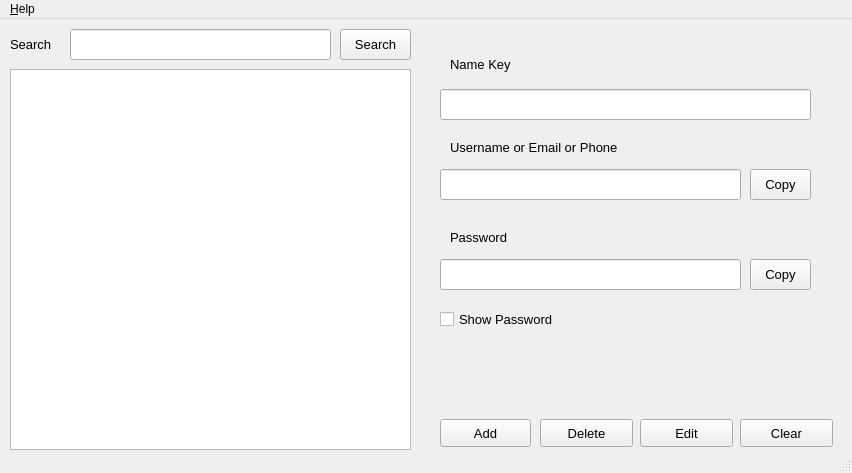
GkungZ01/KeyLocker, file ui/main.ui: the form before one commit.
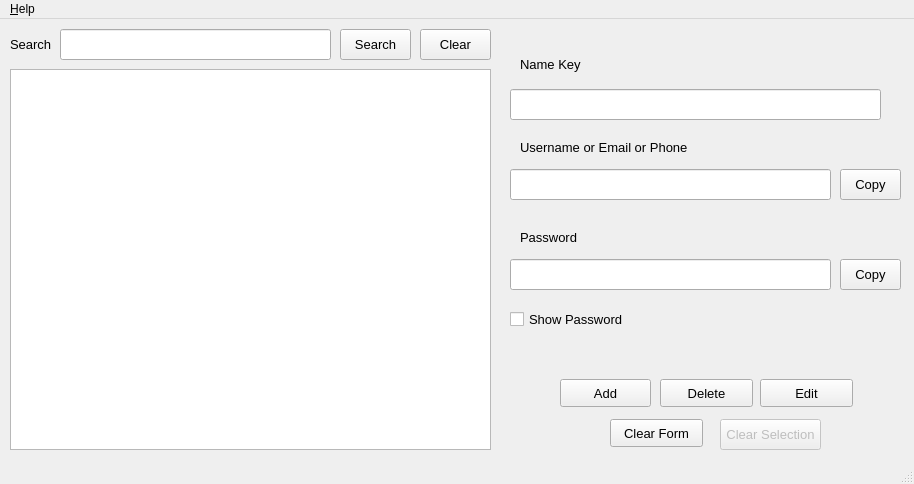
The form after the commit. Icons and pictures are not drawn.

```diff
--- a/ui/main.ui
+++ b/ui/main.ui
@@ -9,10 +9,16 @@
    <rect>
     <x>0</x>
     <y>0</y>
-    <width>852</width>
-    <height>473</height>
+    <width>914</width>
+    <height>484</height>
    </rect>
   </property>
+  <property name="sizePolicy">
+   <sizepolicy hsizetype="Fixed" vsizetype="Fixed">
+    <horstretch>0</horstretch>
+    <verstretch>0</verstretch>
+   </sizepolicy>
+  </property>
   <property name="cursor">
    <cursorShape>ArrowCursor</cursorShape>
   </property>
@@ -32,7 +38,7 @@
      <rect>
       <x>10</x>
       <y>50</y>
-      <width>401</width>
+      <width>481</width>
       <height>381</height>
      </rect>
     </property>
@@ -43,7 +49,7 @@
    <widget class="QLabel" name="label">
     <property name="geometry">
      <rect>
-      <x>450</x>
+      <x>520</x>
       <y>120</y>
       <width>221</width>
       <height>16</height>
@@ -61,7 +67,7 @@
    <widget class="QPushButton" name="btnCopyU">
     <property name="geometry">
      <rect>
-      <x>750</x>
+      <x>840</x>
       <y>150</y>
       <width>61</width>
       <height>31</height>
@@ -79,7 +85,7 @@
    <widget class="QPushButton" name="btnCopyP">
     <property name="geometry">
      <rect>
-      <x>750</x>
+      <x>840</x>
       <y>240</y>
       <width>61</width>
       <height>31</height>
@@ -97,7 +103,7 @@
    <widget class="QLabel" name="label_2">
     <property name="geometry">
      <rect>
-      <x>450</x>
+      <x>520</x>
       <y>210</y>
       <width>71</width>
       <height>16</height>
@@ -115,8 +121,8 @@
    <widget class="QPushButton" name="btnAdd">
     <property name="geometry">
      <rect>
-      <x>440</x>
-      <y>400</y>
+      <x>560</x>
+      <y>360</y>
       <width>91</width>
       <height>28</height>
      </rect>
@@ -133,8 +139,8 @@
    <widget class="QPushButton" name="btnDelete">
     <property name="geometry">
      <rect>
-      <x>540</x>
-      <y>400</y>
+      <x>660</x>
+      <y>360</y>
       <width>93</width>
       <height>28</height>
      </rect>
@@ -151,8 +157,8 @@
    <widget class="QPushButton" name="btnEdit">
     <property name="geometry">
      <rect>
-      <x>640</x>
-      <y>400</y>
+      <x>760</x>
+      <y>360</y>
       <width>93</width>
       <height>28</height>
      </rect>
@@ -169,7 +175,7 @@
    <widget class="QLabel" name="label_3">
     <property name="geometry">
      <rect>
-      <x>450</x>
+      <x>520</x>
       <y>30</y>
       <width>91</width>
       <height>31</height>
@@ -223,9 +229,9 @@
    <widget class="QLineEdit" name="tbP">
     <property name="geometry">
      <rect>
-      <x>440</x>
+      <x>510</x>
       <y>240</y>
-      <width>301</width>
+      <width>321</width>
       <height>31</height>
      </rect>
     </property>
@@ -241,9 +247,9 @@
    <widget class="QLineEdit" name="tbU">
     <property name="geometry">
      <rect>
-      <x>440</x>
+      <x>510</x>
       <y>150</y>
-      <width>301</width>
+      <width>321</width>
       <height>31</height>
      </rect>
     </property>
@@ -259,7 +265,7 @@
    <widget class="QLineEdit" name="tbKey">
     <property name="geometry">
      <rect>
-      <x>440</x>
+      <x>510</x>
       <y>70</y>
       <width>371</width>
       <height>31</height>
@@ -277,9 +283,9 @@
    <widget class="QLineEdit" name="tbSearch">
     <property name="geometry">
      <rect>
-      <x>70</x>
+      <x>60</x>
       <y>10</y>
-      <width>261</width>
+      <width>271</width>
       <height>31</height>
      </rect>
     </property>
@@ -295,7 +301,7 @@
    <widget class="QPushButton" name="btnClear">
     <property name="geometry">
      <rect>
-      <x>740</x>
+      <x>610</x>
       <y>400</y>
       <width>93</width>
       <height>28</height>
@@ -307,13 +313,13 @@
      </font>
     </property>
     <property name="text">
-     <string>Clear</string>
+     <string>Clear Form</string>
     </property>
    </widget>
    <widget class="QCheckBox" name="cbSPass">
     <property name="geometry">
      <rect>
-      <x>440</x>
+      <x>510</x>
       <y>290</y>
       <width>151</width>
       <height>20</height>
@@ -328,6 +334,45 @@
      <string>Show Password</string>
     </property>
    </widget>
+   <widget class="QPushButton" name="btnClearSelection">
+    <property name="enabled">
+     <bool>false</bool>
+    </property>
+    <property name="geometry">
+     <rect>
+      <x>720</x>
+      <y>400</y>
+      <width>101</width>
+      <height>31</height>
+     </rect>
+    </property>
+    <property name="font">
+     <font>
+      <pointsize>10</pointsize>
+     </font>
+    </property>
+    <property name="text">
+     <string>Clear Selection</string>
+    </property>
+   </widget>
+   <widget class="QPushButton" name="btnClearSearch">
+    <property name="geometry">
+     <rect>
+      <x>420</x>
+      <y>10</y>
+      <width>71</width>
+      <height>31</height>
+     </rect>
+    </property>
+    <property name="font">
+     <font>
+      <pointsize>10</pointsize>
+     </font>
+    </property>
+    <property name="text">
+     <string>Clear</string>
+    </property>
+   </widget>
   </widget>
   <widget class="QStatusBar" name="statusbar"/>
   <widget class="QMenuBar" name="menuBar">
@@ -335,7 +380,7 @@
     <rect>
      <x>0</x>
      <y>0</y>
-     <width>852</width>
+     <width>914</width>
      <height>21</height>
     </rect>
    </property>
```
Left out of the diff: 5 changed lines with no effect on the pictures.
